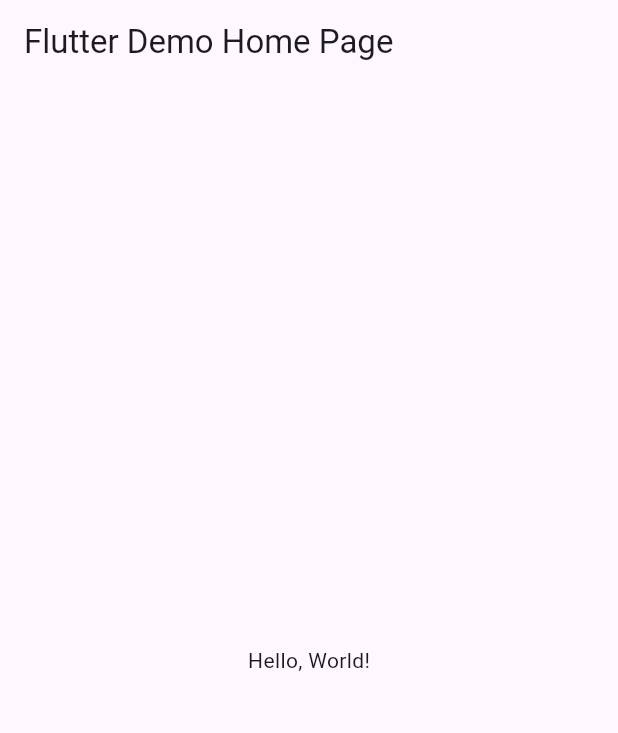
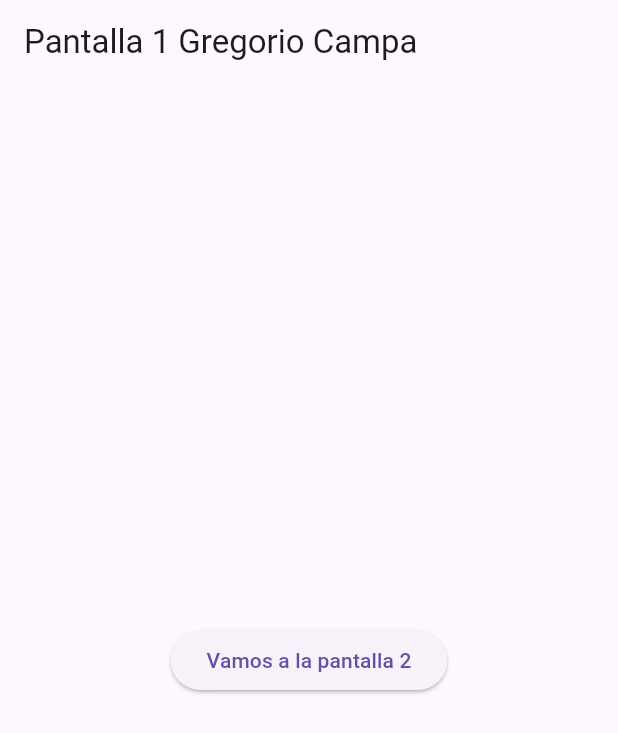
Before and after one commit to CampaG128/p12-entrepag-6I, a Flutter app: the screen it shows after launch, on a phone screen of 412 x 824 dp. Shown: the top 733 px of the screen. Run offline on Flutter 3.47's test engine with Material 3 defaults, Android fonts, the phone set to English and light mode, and no system bars.

```diff
--- a/lib/main.dart
+++ b/lib/main.dart
@@ -1,43 +1,22 @@
 import 'package:flutter/material.dart';
+import 'package:campa/pantalla1.dart';
+import 'package:campa/pantalla2.dart';
 
-void main() => runApp(MyApp());
+void main() => runApp(RutasPaginas());
 
-class MyApp extends StatelessWidget {
-  const MyApp({super.key});
-  // This widget is the root of your application.
+class RutasPaginas extends StatelessWidget {
+  const RutasPaginas({Key? key}) : super(key: key);
+
   @override
   Widget build(BuildContext context) {
     return MaterialApp(
-      // Application name
-      title: 'Flutter Hello World',
-      // Application theme data, you can set the colors for the application as
-      // you want
-      theme: ThemeData(
-        // useMaterial3: true,
-        primarySwatch: Colors.blue,
-      ),
-      // A widget which will be started on application startup
-      home: MyHomePage(title: 'Flutter Demo Home Page'),
-    );
-  }
-}
-
-class MyHomePage extends StatelessWidget {
-  final String title;
-  const MyHomePage({super.key, required this.title});
-
-  @override
-  Widget build(BuildContext context) {
-    return Scaffold(
-      appBar: AppBar(
-        // The title text which will be shown on the action bar
-        title: Text(title),
-      ),
-      body: Center(
-        child: Text(
-          'Hello, World!',
-        ),
-      ),
-    );
-  }
-}
+      debugShowCheckedModeBanner: false,
+      title: "App entre paginas",
+      initialRoute: "/",
+      routes: {
+        "/": (context) => Pantalla1(),
+        "/pantalla2": (context) => Pantalla2(),
+      }, // Navegacion entre paginas
+    ); //Fin Material
+  } // clase RtaPaginas
+} //Fin RutasPaginas
--- /dev/null
+++ b/lib/pantalla1.dart
@@ -0,0 +1,23 @@
+import 'package:flutter/material.dart';
+import 'package:campa/pantalla2.dart';
+
+class Pantalla1 extends StatelessWidget {
+  const Pantalla1({Key? key}) : super(key: key);
+
+  @override
+  Widget build(BuildContext context) {
+    return Scaffold(
+      appBar: AppBar(
+        title: const Text('Pantalla 1 Gregorio Campa'),
+      ),
+      body: Center(
+          child: ElevatedButton(
+        child: const Text("Vamos a la pantalla 2"),
+        onPressed: () {
+          Navigator.pushNamed(context, "/pantalla2",
+              arguments: "Mensa desde la pantalla1");
+        },
+      )),
+    );
+  } //Widget
+} //Clase pantalla 1
```
Also changed, not shown: lib/pantalla2.dart (added, +29 -0 lines).
